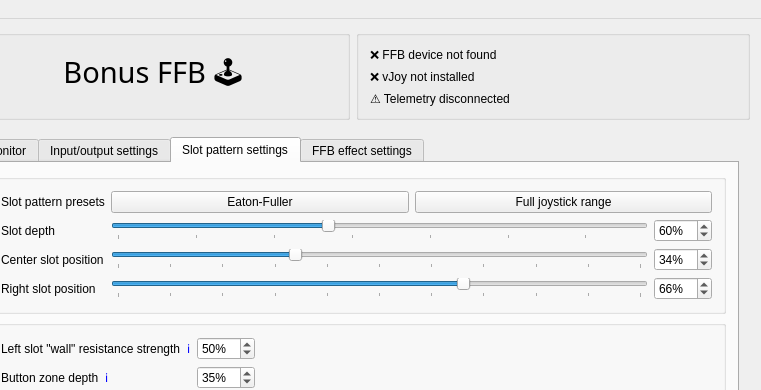
Above: BonusFFB/BonusFFB.ui from kgmonteith/BonusFFB before the change; both pictures show x 151 to 912 and y 0 to 390 of the 912 by 652 pixel window. Below: the same form after it.
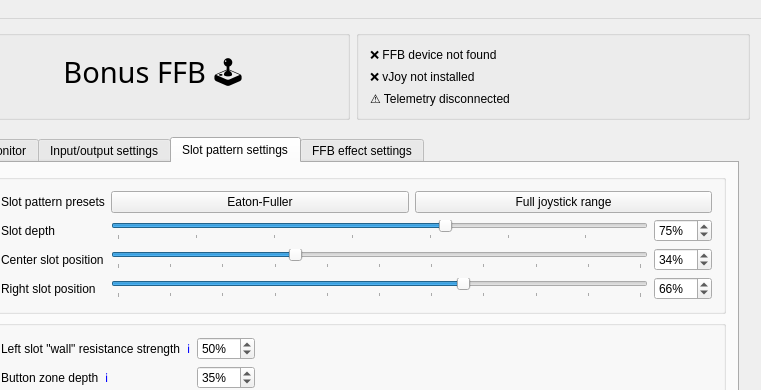
That is the form after the change. Icons and pictures are not drawn.

Commit message: Buttons now stay pressed until the grind point is reached, prevents accidental shifts to neutral from lightly touching the stick Documentation updates Default value changes

Diff of the .ui file:
```diff
--- a/BonusFFB/BonusFFB.ui
+++ b/BonusFFB/BonusFFB.ui
@@ -791,7 +791,7 @@
                     <number>100</number>
                    </property>
                    <property name="value">
-                    <number>60</number>
+                    <number>75</number>
                    </property>
                    <property name="orientation">
                     <enum>Qt::Orientation::Horizontal</enum>
@@ -816,7 +816,7 @@
                     <number>100</number>
                    </property>
                    <property name="value">
-                    <number>60</number>
+                    <number>75</number>
                    </property>
                   </widget>
                  </item>
```
The commit also changes 5 other files.
